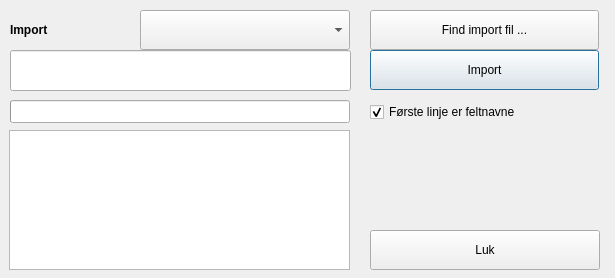
Above: buildtools/ui/csv_file_import_dialog.ui from fhdk/eordre2 before the change. Below: the same form after it.
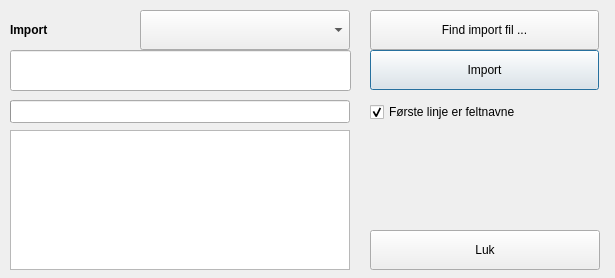
That is the form after the change.

```diff
--- a/buildtools/ui/csv_file_import_dialog.ui
+++ b/buildtools/ui/csv_file_import_dialog.ui
@@ -87,22 +87,6 @@
     <string>Luk</string>
    </property>
   </widget>
-  <widget class="QListWidget" name="listImported">
-   <property name="enabled">
-    <bool>true</bool>
-   </property>
-   <property name="geometry">
-    <rect>
-     <x>9</x>
-     <y>130</y>
-     <width>341</width>
-     <height>140</height>
-    </rect>
-   </property>
-   <property name="selectionMode">
-    <enum>QAbstractItemView::MultiSelection</enum>
-   </property>
-  </widget>
   <widget class="QLineEdit" name="txtSelectedFile">
    <property name="enabled">
     <bool>true</bool>
@@ -154,6 +138,16 @@
     <string/>
    </property>
   </widget>
+  <widget class="QTextBrowser" name="log">
+   <property name="geometry">
+    <rect>
+     <x>10</x>
+     <y>130</y>
+     <width>340</width>
+     <height>140</height>
+    </rect>
+   </property>
+  </widget>
  </widget>
  <tabstops>
   <tabstop>comboImport</tabstop>
```
Left out of the diff: 4 changed lines with no effect on the pictures.
